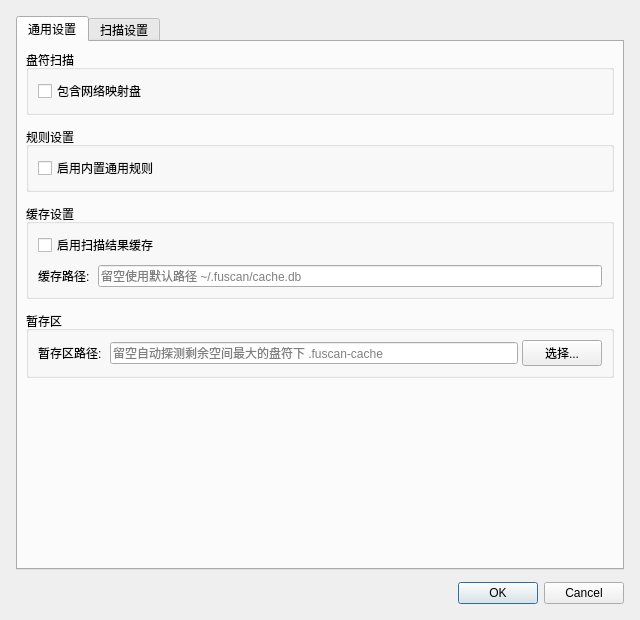
Before: the Qt Designer form src/fuscan/gui/settings_dialog.ui in gookeryoung/uniscan, drawn with Qt 5.
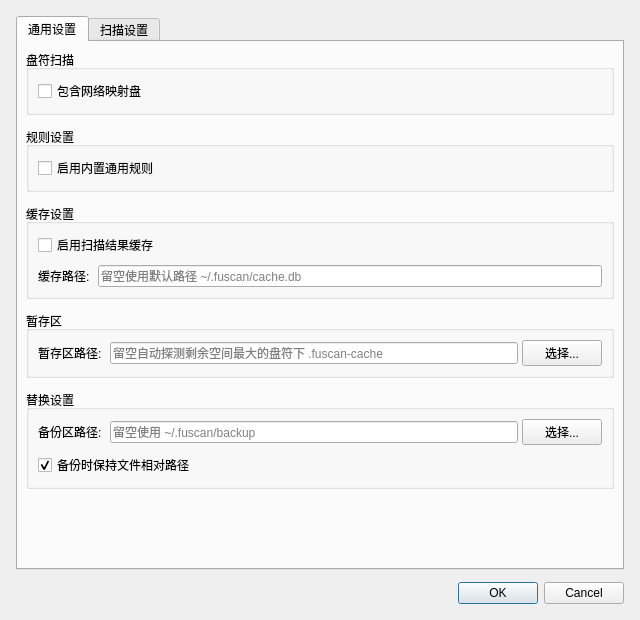
After: the same form once the commit is applied. Icons and pictures are not drawn.

Commit message:
feat: 新增命中内容替换功能，支持规则驱动的备份与文本替换
在详情区新增「替换内容」按钮，规则中 replace: true 启用替换，replace_with 定义替换内容。替换前自动备份源文件到备份区（.bak 后缀），支持保留相对路径或仅文件名两种模式。新增 replacer.py 替换引擎，支持文本与二进制双模式替换，扩展名白名单拒绝二进制格式。设置对话框新增备份区路径与保留相对路径配置项 (refs req-30)

```diff
--- a/src/fuscan/gui/settings_dialog.ui
+++ b/src/fuscan/gui/settings_dialog.ui
@@ -196,6 +196,65 @@
          </layout>
         </widget>
        </item>
+       <item>
+        <widget class="QGroupBox" name="replace_group">
+         <property name="title">
+          <string>替换设置</string>
+         </property>
+         <layout class="QFormLayout" name="replace_layout">
+          <property name="horizontalSpacing">
+           <number>8</number>
+          </property>
+          <property name="verticalSpacing">
+           <number>8</number>
+          </property>
+          <item row="0" column="0">
+           <widget class="QLabel" name="backup_dir_label">
+            <property name="text">
+             <string>备份区路径:</string>
+            </property>
+           </widget>
+          </item>
+          <item row="0" column="1">
+           <layout class="QHBoxLayout" name="backup_dir_row_layout">
+            <property name="spacing">
+             <number>4</number>
+            </property>
+            <item>
+             <widget class="QLineEdit" name="backup_dir_edit">
+              <property name="toolTip">
+               <string>「替换内容」按钮先将源文件复制到此目录（重命名为 .bak）再执行替换；留空使用 ~/.fuscan/backup</string>
+              </property>
+              <property name="placeholderText">
+               <string>留空使用 ~/.fuscan/backup</string>
+              </property>
+             </widget>
+            </item>
+            <item>
+             <widget class="QPushButton" name="backup_dir_browse_btn">
+              <property name="text">
+               <string>选择...</string>
+              </property>
+             </widget>
+            </item>
+           </layout>
+          </item>
+          <item row="1" column="0" colspan="2">
+           <widget class="QCheckBox" name="backup_preserve_relative_check">
+            <property name="toolTip">
+             <string>勾选后在备份区保留源文件相对扫描根目录的目录结构，避免不同子目录同名文件冲突</string>
+            </property>
+            <property name="text">
+             <string>备份时保持文件相对路径</string>
+            </property>
+            <property name="checked">
+             <bool>true</bool>
+            </property>
+           </widget>
+          </item>
+         </layout>
+        </widget>
+       </item>
        <item>
         <spacer name="general_page_spacer">
          <property name="orientation">
```
The commit also changes 17 other files.
